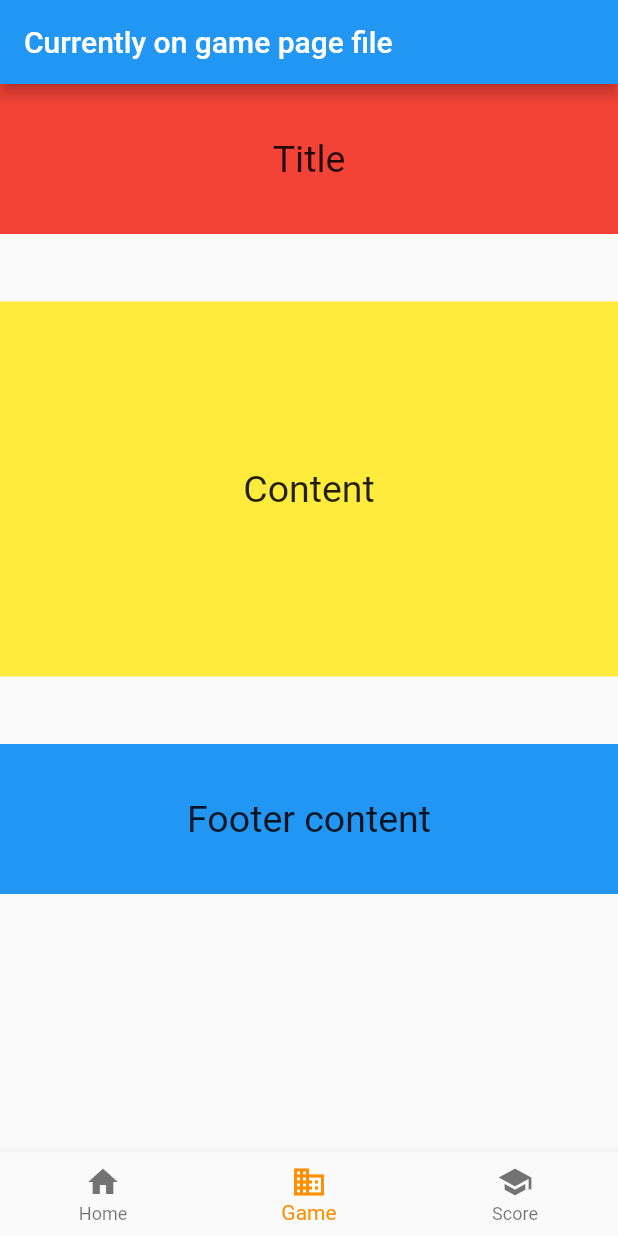
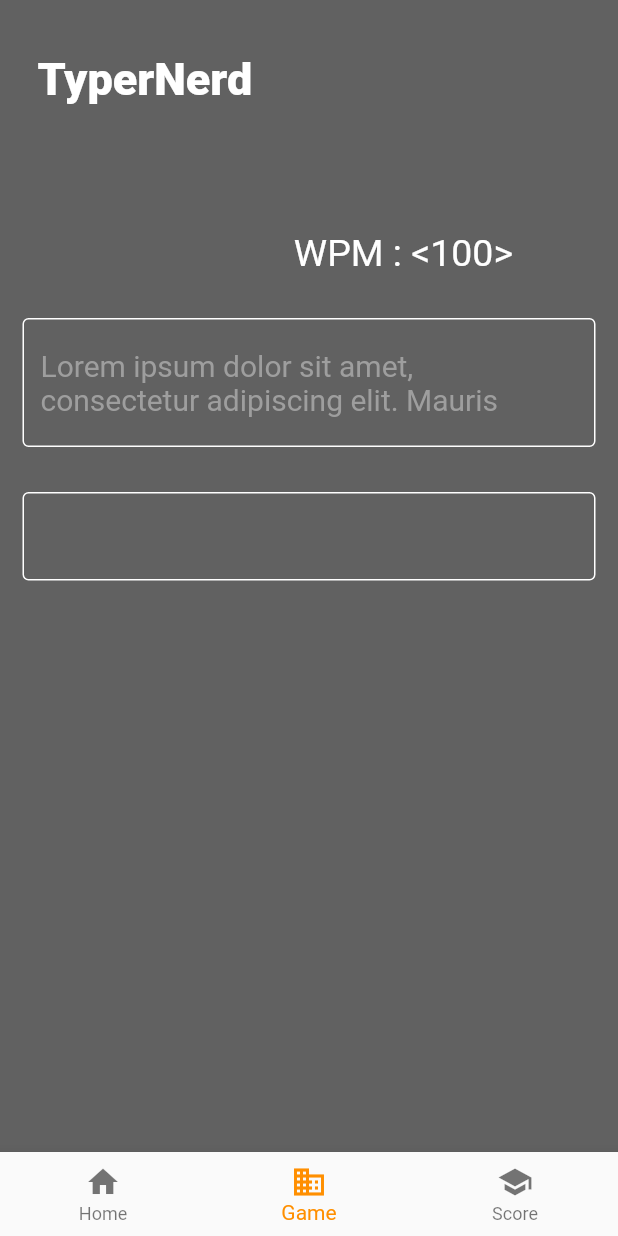
Before and after one commit to GruberAdam/TyperNerd-Flutter_app, a Flutter app: the screen it shows after launch, item 2 of the bottom bar chosen, on a phone screen of 412 x 824 dp. Run offline on Flutter 3.47's test engine with Material 2 defaults, Android fonts, the phone set to English and light mode, and no system bars.

Commit message:
Stable version of the game view front end

```diff
--- a/lib/view/game_view.dart
+++ b/lib/view/game_view.dart
@@ -7,44 +7,62 @@ class GamePage extends StatelessWidget {
   @override
   Widget build(BuildContext context) {
     return Scaffold(
-      appBar: AppBar(
-        title: Text("Currently on game page file"),
-      ),
       body: Container(
+        color: Colors.grey[700],
         child: Column(
           children: [
             Container(
               child: Text(
-                "Title",
-                style: TextStyle(fontSize: 25),
+                "TyperNerd",
+                style: TextStyle(
+                    fontSize: 30,
+                    fontWeight: FontWeight.w800,
+                    color: Colors.white),
+                strutStyle: StrutStyle(fontSize: 40),
               ),
-              alignment: Alignment.center,
+              alignment: Alignment.centerLeft,
               width: MediaQuery.of(context).size.width,
+              padding: EdgeInsets.only(left: 25),
               height: 100,
-              color: Colors.red,
             ),
             Container(
               child: Text(
-                "Content",
-                style: TextStyle(fontSize: 25),
+                "WPM : <100>",
+                style: TextStyle(fontSize: 25, color: Colors.white),
+                strutStyle: StrutStyle(fontSize: 40),
               ),
-              alignment: Alignment.center,
+              alignment: Alignment.centerRight,
               width: MediaQuery.of(context).size.width,
-              height: 250,
-              margin: EdgeInsets.only(top: 45),
-              color: Colors.yellow,
+              margin: EdgeInsets.only(right: 70, top: 40),
             ),
             Container(
-              child: Text(
-                "Footer content",
-                style: TextStyle(fontSize: 25),
+              child: TextFormField(
+                minLines: 2,
+                maxLines: 2,
+                initialValue:
+                    "Lorem ipsum dolor sit amet, consectetur adipiscing elit. Mauris pellentesque consectetur urna, nec sodales arcu. Lorem ipsum dolor sit amet, consectetur adipiscing elit. Praesent lacus diam, accumsan sed urna id, imperdiet pulvinar sapien. Aliquam at nibh sed purus viverra pretium eu eget dolor. Cras id lectus eu velit mattis feugiat. Orci varius natoque penatibus et magnis dis parturient montes, nascetur ridiculus mus. Donec vehicula sit amet enim in vehicula. Fusce iaculis accumsan nisi nec fringilla. Duis iaculis elit sit amet nibh finibus euismod. Vestibulum eu ornare felis. Morbi consequat commodo erat vel tempor. Mauris auctor pellentesque massa, non fermentum tortor cursus eu. Donec quis dolor ut lacus viverra semper. Etiam ut consectetur dui, id mattis sem. Duis nec magna a ipsum maximus aliquet vitae ut ex. ",
+                readOnly: true,
+                style: TextStyle(color: Colors.grey[500], fontSize: 20),
+                decoration: InputDecoration(
+                  enabledBorder: OutlineInputBorder(
+                      borderSide: BorderSide(color: Colors.white)),
+                  focusedBorder: OutlineInputBorder(
+                      borderSide: BorderSide(color: Colors.white)),
+                ),
               ),
-              alignment: Alignment.center,
-              width: MediaQuery.of(context).size.width,
-              height: 100,
-              margin: EdgeInsets.only(top: 45),
-              color: Colors.blue,
-            )
+              margin: EdgeInsets.only(top: 25, left: 15, right: 15),
+            ),
+            Container(
+              child: TextField(
+                decoration: InputDecoration(
+                  enabledBorder: OutlineInputBorder(
+                      borderSide: BorderSide(color: Colors.white)),
+                  focusedBorder: OutlineInputBorder(
+                      borderSide: BorderSide(color: Colors.white)),
+                ),
+              ),
+              margin: EdgeInsets.only(top: 30, left: 15, right: 15),
+            ),
           ],
         ),
       ),
```
